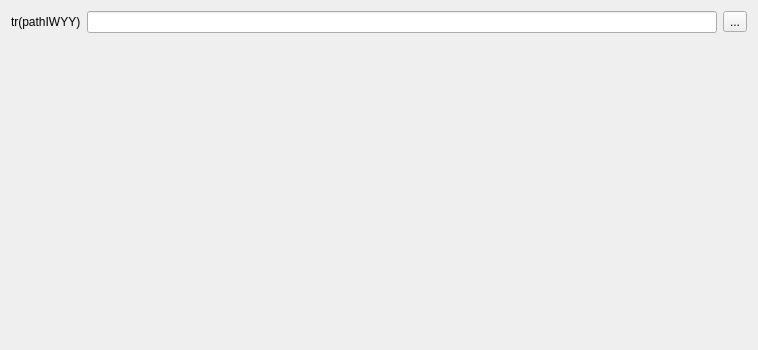
Old version of the form generaloptionwidget.ui in the repository leha-bot/iwyu-qt-creator-plugin.
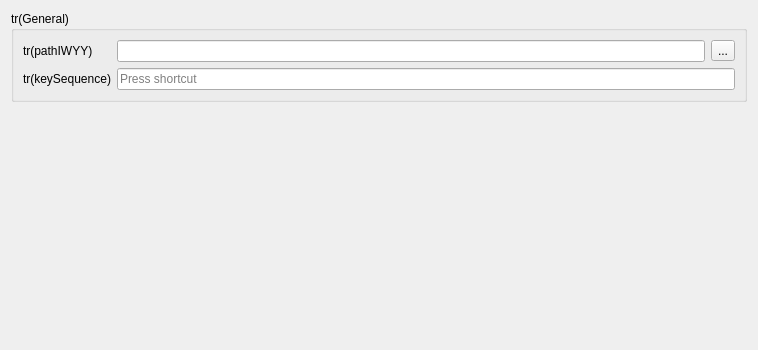
New version of the form.

Commit message: add key sequence to option page add check valid path

What changed in the file:
```diff
--- a/generaloptionwidget.ui
+++ b/generaloptionwidget.ui
@@ -15,14 +15,13 @@
   </property>
   <layout class="QVBoxLayout" name="verticalLayout">
    <item>
-    <layout class="QHBoxLayout" name="horizontalLayout_2">
-     <item>
-      <widget class="QLabel" name="label">
-       <property name="text">
-        <string>tr(pathIWYY)</string>
-       </property>
-      </widget>
-     </item>
+    <widget class="QGroupBox" name="groupBox">
+     <property name="title">
+      <string>tr(General)</string>
+     </property>
+     <layout class="QFormLayout" name="formLayout">
+      <item row="1" column="1">
+       <layout class="QHBoxLayout" name="horizontalLayout">
      <item>
       <widget class="QLineEdit" name="lnPath"/>
      </item>
@@ -35,6 +34,26 @@
      </item>
     </layout>
    </item>
+      <item row="2" column="0">
+       <widget class="QLabel" name="label_2">
+        <property name="text">
+         <string>tr(keySequence)</string>
+        </property>
+       </widget>
+      </item>
+      <item row="1" column="0">
+       <widget class="QLabel" name="label">
+        <property name="text">
+         <string>tr(pathIWYY)</string>
+        </property>
+       </widget>
+      </item>
+      <item row="2" column="1">
+       <widget class="QKeySequenceEdit" name="keKeySeq"/>
+      </item>
+     </layout>
+    </widget>
+   </item>
    <item>
     <spacer name="verticalSpacer">
      <property name="orientation">
@@ -43,7 +62,7 @@
      <property name="sizeHint" stdset="0">
       <size>
        <width>20</width>
-       <height>299</height>
+       <height>198</height>
       </size>
      </property>
     </spacer>
```
Lines whose indentation alone changed are shown as unchanged. The commit also changes 3 other files.
